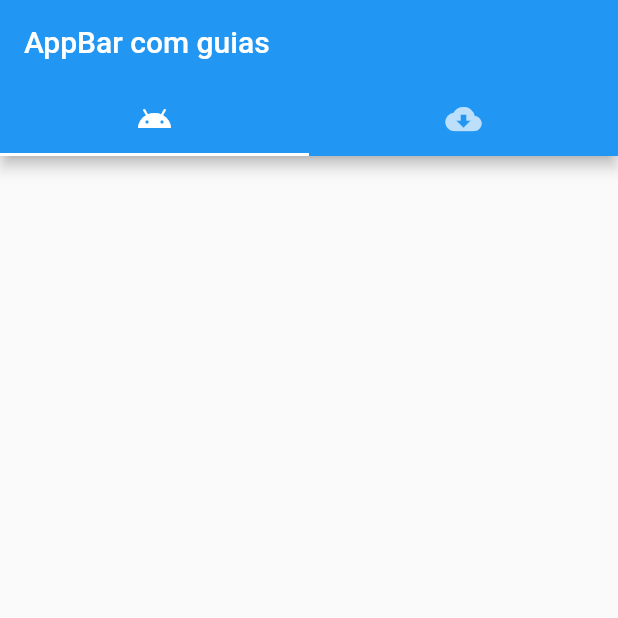
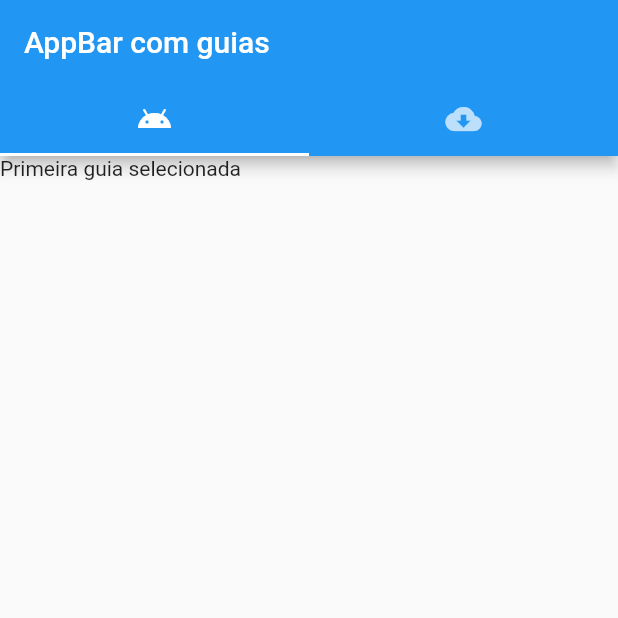
Before and after one commit to JoseNildo-Dev/Aprendendo_Flutter_Testes, a Flutter app: the screen it shows after launch, on a phone screen of 412 x 824 dp, the top half of it. Run offline on Flutter 3.47's test engine with Material 2 defaults, Android fonts, the phone set to English and light mode, and no system bars.

Commit message:
ADD: Adicionar ação ao TabBar
Quando a primeira guia está selecionada, ele exibe a frase "Primeira guia selecionada"
Quando é a segunda guia, ela exibe "Segunda guia selecionada"

```diff
--- a/TabsBar/lib/main.dart
+++ b/TabsBar/lib/main.dart
@@ -23,6 +23,12 @@ class MyApp extends StatelessWidget {
               ],
             ),
           ),
+          body: TabBarView(
+            children: <Widget>[
+              Text('Primeira guia selecionada'),
+              Text('Segunda guia selecionada'),
+            ],
+          ),
         ),
       ),
     );
```
